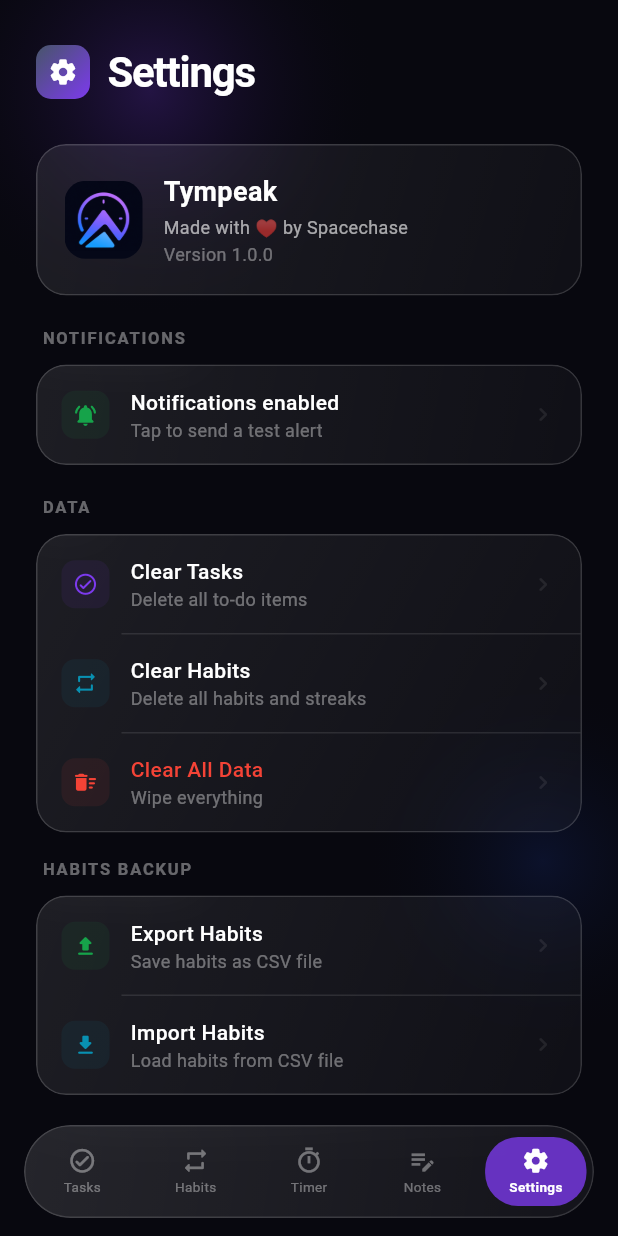
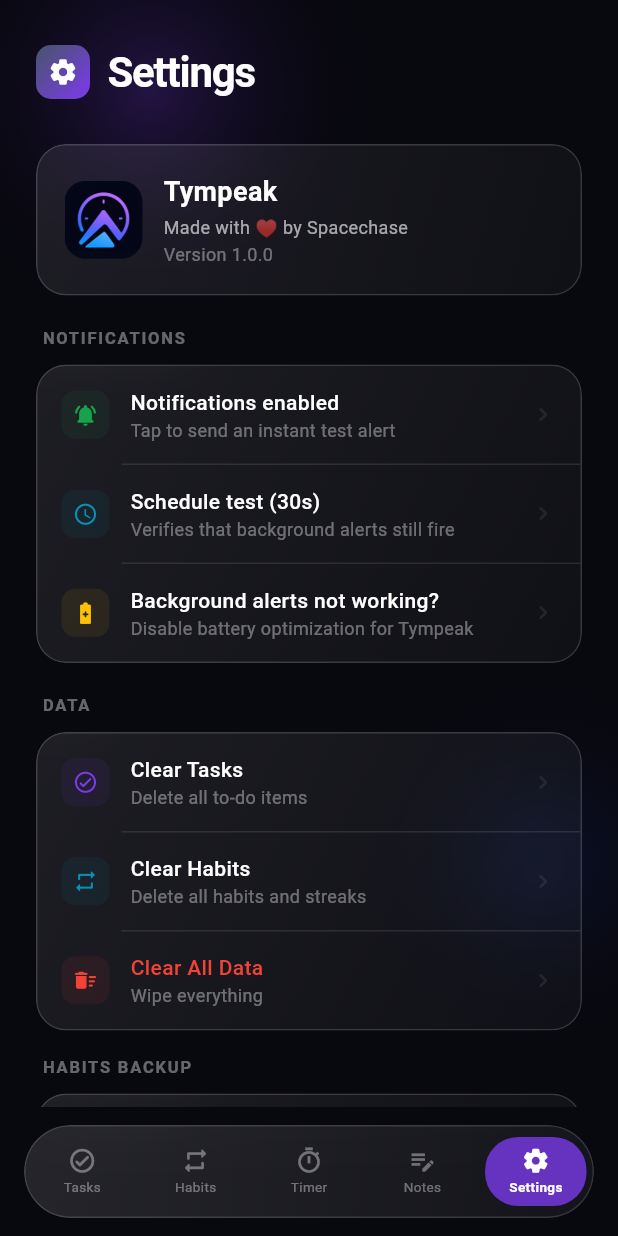
Before and after one commit to spacechase26/Tympeak, a Flutter app: the screen it shows after launch, item 5 of the bottom bar chosen, on a phone screen of 412 x 824 dp. Run offline on Flutter 3.47's test engine with Material 3 defaults, Android fonts, the phone set to English and light mode, and no system bars; our stand-ins replace confetti, file_picker, flutter_local_notifications, flutter_markdown, flutter_timezone, hive_flutter and 2 more; accounts and stored records are empty.

Commit message:
Fix transition / completion alerts when scheduled alarms are blocked
Battery-optimised devices (notably Xiaomi/MIUI) silently drop scheduled
notifications, so the live chronometer was sticking on the first segment
and the completion ding never fired in-app.

Fixes
- Pomodoro: when in-app tick detects a segment boundary, immediately
  re-post the live chronometer with the new "Focus N/M" / "Break N/M"
  title + new countdown base, AND fire the audible alert via
  showTimerAlertNow. Same for the final-completion path.
- Countdown: in-app zero-detection now fires the completion alert too
  (was relying solely on the scheduled alarm).
- Stopwatch: unchanged (no scheduled alarms — already works).

Settings → Notifications
- "Schedule test (30s)" tile: schedules a 30 s alert so you can verify
  whether the OS is honouring scheduled alarms.
- "Background alerts not working?" tile: opens a dialog with the
  MIUI / generic-Android steps to whitelist Tympeak from battery saver,
  autostart, etc. (Task reminders rely entirely on scheduled alarms, so
  this is the only path on locked-down devices.)

```diff
--- a/lib/screens/settings_screen.dart
+++ b/lib/screens/settings_screen.dart
@@ -38,9 +38,46 @@
       const SnackBar(content: Text('Test notification fired — check the tray.')));
   }
 
+  Future<void> _testScheduled() async {
+    await NotificationService.scheduleTimerAlert(
+      999998, '⏳ Scheduled test (30s)',
+      'Fired by the alarm scheduler — if you don\'t see this, battery saver is blocking alarms.',
+      30);
+    if (!mounted) return;
+    ScaffoldMessenger.of(context).showSnackBar(
+      const SnackBar(content: Text('Scheduled — lock the phone and wait 30s.')));
+  }
+
   Future<void> _requestPerms() async {
     await NotificationService.requestPermissions();
     await _refreshNotifStatus();
+  }
+
+  void _showBatteryHelp() {
+    showDialog(
+      context: context,
+      builder: (_) => AlertDialog(
+        backgroundColor: const Color(0xFF1A1A2E),
+        shape: RoundedRectangleBorder(borderRadius: BorderRadius.circular(20)),
+        title: const Text('Allow background alerts',
+          style: TextStyle(color: Colors.white, fontWeight: FontWeight.w700)),
+        content: const Text(
+          'If timer / pomodoro / task notifications only fire when the app is '
+          'open, your phone is killing scheduled alarms in the background.\n\n'
+          'Open phone Settings, then:\n\n'
+          '• Apps → Tympeak → Battery → Unrestricted (or "No restrictions")\n'
+          '• Apps → Tympeak → Autostart → Enabled (Xiaomi / MIUI only)\n'
+          '• Apps → Tympeak → Notifications → keep all channels enabled\n\n'
+          'Once that\'s done, hit "Schedule test" to verify.',
+          style: TextStyle(color: Colors.white70, height: 1.5)),
+        actions: [
+          TextButton(
+            onPressed: () => Navigator.pop(context),
+            child: const Text('Got it', style: TextStyle(color: kPurpleLight)),
+          ),
+        ],
+      ),
+    );
   }
 
   void _confirmClear(BuildContext context, String label, VoidCallback onConfirm) {
@@ -293,9 +330,27 @@
                   iconColor: _notifEnabled == true ? const Color(0xFF16A34A) : Colors.amber,
                   label: _notifEnabled == true ? 'Notifications enabled' : 'Notifications disabled',
                   sub: _notifEnabled == true
-                      ? 'Tap to send a test alert'
+                      ? 'Tap to send an instant test alert'
                       : 'Tap to grant permission',
                   onTap: _notifEnabled == true ? _testNotification : _requestPerms,
+                ),
+                _divider(),
+                _tile(
+                  context,
+                  icon: Icons.schedule_rounded,
+                  iconColor: const Color(0xFF0891B2),
+                  label: 'Schedule test (30s)',
+                  sub: 'Verifies that background alerts still fire',
+                  onTap: _testScheduled,
+                ),
+                _divider(),
+                _tile(
+                  context,
+                  icon: Icons.battery_saver_rounded,
+                  iconColor: Colors.amber,
+                  label: 'Background alerts not working?',
+                  sub: 'Disable battery optimization for Tympeak',
+                  onTap: _showBatteryHelp,
                 ),
                 if (NotificationService.lastError != null) ...[
                   _divider(),
--- a/pubspec.yaml
+++ b/pubspec.yaml
@@ -1,7 +1,7 @@
 name: tympeak
 description: Offline productivity app — Tasks, Habits, Timer, Notes. 100% local.
 publish_to: 'none'
-version: 1.1.0+3
+version: 1.1.1+4
 homepage: https://github.com/spacechase26/Tympeak
 repository: https://github.com/spacechase26/Tympeak.git
 
```
Also changed, not shown: lib/screens/timer_screen.dart (+41 -17 lines), 1 other file.
